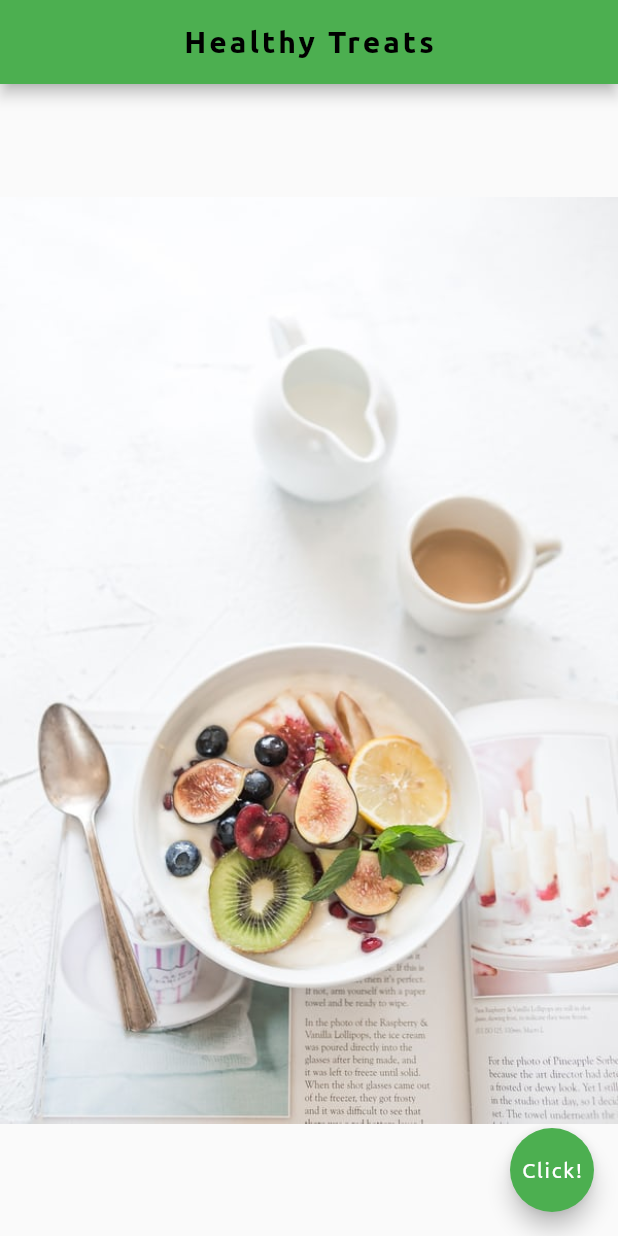
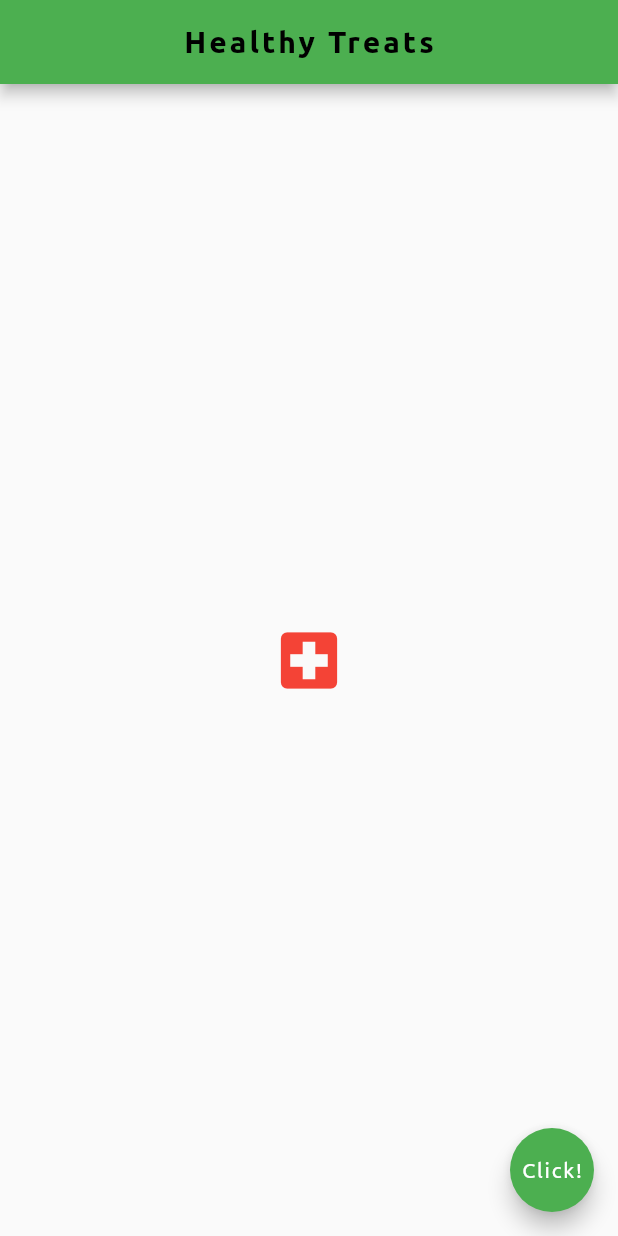
Before and after one commit to Allanetizen/flutter, a Flutter app: the screen it shows after launch, on a phone screen of 412 x 824 dp. Run offline on Flutter 3.47's test engine with Material 2 defaults, Android fonts, the phone set to English and light mode, and no system bars; project files that could hold a hidden picture were left out.

Commit message:
image & assets

```diff
--- a/lib/main.dart
+++ b/lib/main.dart
@@ -28,9 +28,13 @@ centerTitle: true, //centers the above text
 backgroundColor: Colors.green,
 ),
 body: Center(
-child: Image(
-    image: AssetImage('img/healthy.jpg'), //for online pic :Image.network
-),),
+    child: Icon(
+        Icons.local_hospital,
+         color: Colors.red,
+        size:50.0,
+    ),
+
+),
 
 floatingActionButton: FloatingActionButton(
 onPressed: (){},
```
